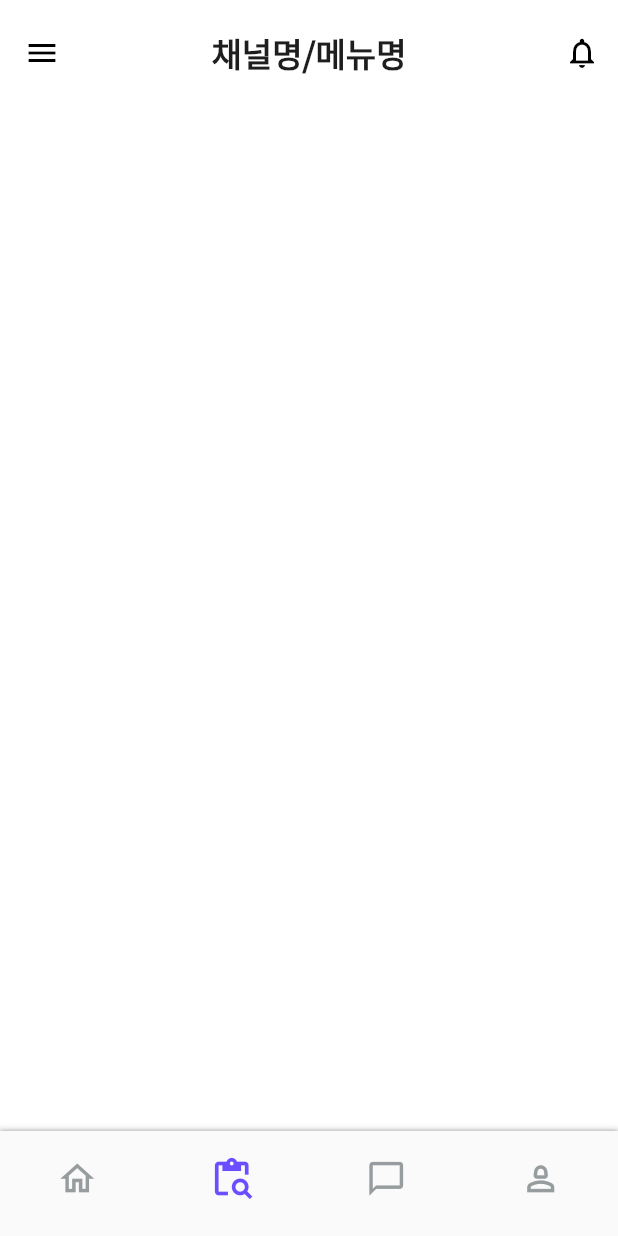
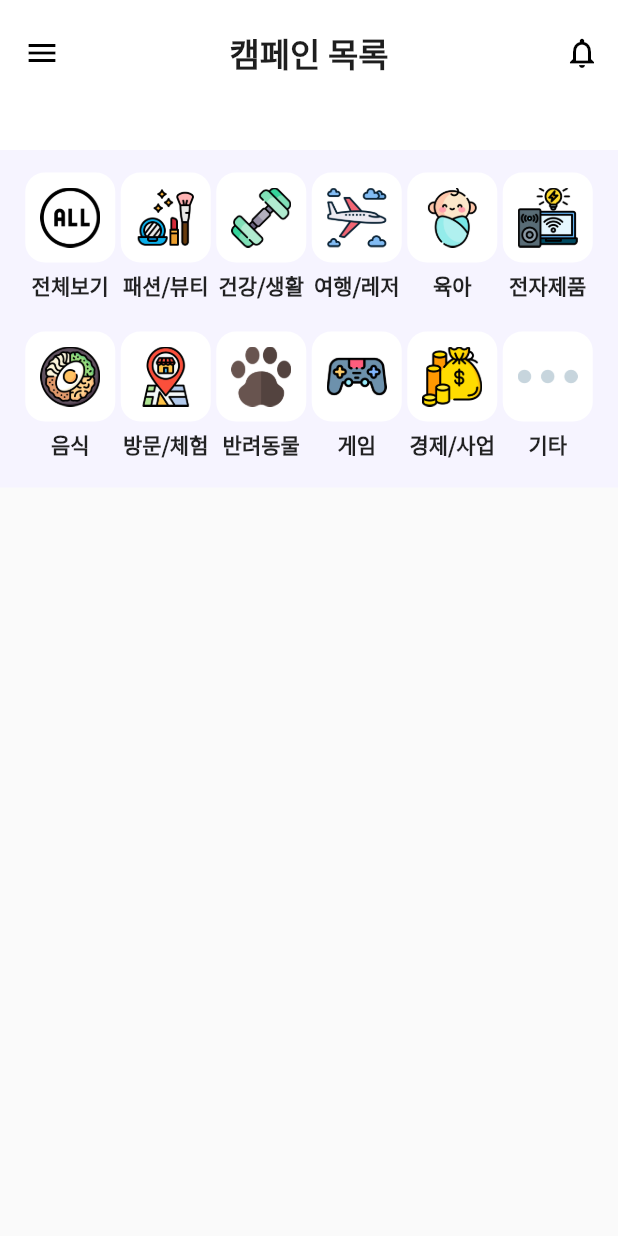
Before and after one commit to dontk1llme/CLOUT, a Flutter app: the screen it shows after launch, item 2 of the bottom bar chosen, on a phone screen of 412 x 824 dp. Run offline on Flutter 3.47's test engine with Material 2 defaults, Android fonts, the phone set to English and light mode, and no system bars; our stand-ins replace get.

Commit message:
Feat: Category 위젯 완료, 폰트 weight 설정 추가
- Category List 위젯 제작 완료
- NotoSansKR fontWeight별 파일 추가
- pubspec.yaml에 폰트 설정 추가

```diff
--- a/clout/lib/main.dart
+++ b/clout/lib/main.dart
@@ -1,10 +1,11 @@
 import 'package:flutter/material.dart';
+import 'package:get/get.dart';
 import 'widgets/nav_bar/nav_bar.dart';
 import 'widgets/header/header.dart';
 import 'style.dart' as style;
 
 void main() {
-  runApp(MaterialApp(
+  runApp(GetMaterialApp(
     theme: ThemeData(
       fontFamily: 'NotoSansKR',
     ),
@@ -48,6 +49,7 @@ class _MyAppState extends State<MyApp> {
               headerTitle: headerTitle,
               // 헤더 원하는거 번호를 header 변수에 넣고 headerTitle엔 메뉴명이나 채널명이 있을경우 넣어주면 나옴
             )),
+        // body: ,
         bottomNavigationBar:
             NavBar(tab: tab, setTab: setTab, setHeader: setHeader));
   }
--- a/clout/lib/screens/campaign_list/campaign_list.dart
+++ b/clout/lib/screens/campaign_list/campaign_list.dart
@@ -1,15 +1,31 @@
 import 'package:flutter/material.dart';
+import '../../widgets/category_list.dart';
+import '../../widgets/header/header.dart';
+import '../../style.dart' as style;
 
-class MyWidget extends StatefulWidget {
-  const MyWidget({super.key});
+class CampaignList extends StatefulWidget {
+  const CampaignList({super.key});
 
   @override
-  State<MyWidget> createState() => _MyWidgetState();
+  State<CampaignList> createState() => _MyCampaignList();
 }
 
-class _MyWidgetState extends State<MyWidget> {
+class _MyCampaignList extends State<CampaignList> {
   @override
   Widget build(BuildContext context) {
-    return const Placeholder();
+    return Scaffold(
+      appBar: PreferredSize(
+          preferredSize: Size.fromHeight(100),
+          child: Header(
+            header: 1,
+            headerTitle: '캠페인 목록',
+          )),
+      body: Column(
+        children: [
+          // Category 위젯 추가
+          CategoryList(),
+        ],
+      ),
+    );
   }
 }
--- a/clout/lib/widgets/category_list.dart
+++ b/clout/lib/widgets/category_list.dart
@@ -1,14 +1,81 @@
 import 'package:flutter/material.dart';
 
 class CategoryList extends StatelessWidget {
-  const CategoryList({super.key});
+  CategoryList({super.key});
+
+  // 이미지 파일 경로, 제목 리스트
+  final List<Map<String, String>> categoryData = [
+    {'path': 'assets/images/all.png', 'name': '전체보기'},
+    {'path': 'assets/images/cosmetics.png', 'name': '패션/뷰티'},
+    {'path': 'assets/images/barbell.png', 'name': '건강/생활'},
+    {'path': 'assets/images/airplane.png', 'name': '여행/레저'},
+    {'path': 'assets/images/baby.png', 'name': '육아'},
+    {'path': 'assets/images/electronics.png', 'name': '전자제품'},
+    {'path': 'assets/images/food.png', 'name': '음식'},
+    {'path': 'assets/images/location.png', 'name': '방문/체험'},
+    {'path': 'assets/images/paw.png', 'name': '반려동물'},
+    {'path': 'assets/images/game.png', 'name': '게임'},
+    {'path': 'assets/images/money.png', 'name': '경제/사업'},
+    {'path': 'assets/images/more.png', 'name': '기타'},
+  ];
 
   @override
   build(BuildContext context) {
     return Container(
-        width: double.infinity,
-        height: 200,
-        color: Color(0xffF6F4FF),
-        padding: EdgeInsets.all(30));
+      width: double.infinity,
+      height: 225,
+      color: Color(0xffF6F4FF),
+      padding: EdgeInsets.all(15),
+      child: Column(
+        children: [
+          Row(
+            mainAxisAlignment: MainAxisAlignment.spaceAround,
+            // 첫 번째 행의 이미지 버튼
+            children: _categoryButtons(0, 5),
+          ),
+          SizedBox(height: 20),
+          Row(
+            mainAxisAlignment: MainAxisAlignment.spaceAround,
+            // 두 번째 행 이미지 버튼
+            children: _categoryButtons(6, 11),
+          )
+        ],
+      ),
+    );
+  }
+
+  List<Widget> _categoryButtons(int startIndex, int lastIndex) {
+    // 이미지 버튼 위젯 리스트 생성
+    return List.generate(
+      lastIndex - startIndex + 1,
+      (index) => Column(
+        children: [
+          _categoryButton(categoryData[startIndex + index]['path']!),
+          Text(categoryData[startIndex + index]['name']!,
+              style: TextStyle(
+                fontWeight: FontWeight.w600,
+              )),
+        ],
+      ),
+    );
+  }
+
+  Widget _categoryButton(String imagePath) {
+    return InkWell(
+      onTap: () {
+        // 버튼 눌렀을 때 실행
+      },
+      child: Container(
+        width: 60, // 이미지버튼 너비
+        height: 60, // 이미지버튼 높이
+        padding: EdgeInsets.all(10),
+        margin: EdgeInsets.fromLTRB(0, 0, 0, 5),
+        decoration: BoxDecoration(
+          color: Colors.white, // 버튼 배경색
+          borderRadius: BorderRadius.circular(13), // 버튼 모서리
+        ),
+        child: Image.asset(imagePath), // 이미지 불러오기
+      ),
+    );
   }
 }
--- a/clout/lib/widgets/nav_bar/nav_bar.dart
+++ b/clout/lib/widgets/nav_bar/nav_bar.dart
@@ -1,5 +1,7 @@
 import 'package:flutter/material.dart';
+import 'package:get/get.dart';
 import '../../style.dart' as style;
+import '../../screens/campaign_list/campaign_list.dart';
 
 class NavBar extends StatelessWidget {
   NavBar({super.key, this.tab, this.setTab, this.setHeader});
@@ -26,9 +28,10 @@ class NavBar extends StatelessWidget {
         child: BottomNavigationBar(
           showSelectedLabels: false,
           showUnselectedLabels: false,
-          selectedIconTheme: IconThemeData(
-              color: style.colors['main1'], size: 30),
-          unselectedIconTheme: IconThemeData(color: style.colors['gray'], size: 27), //
+          selectedIconTheme:
+              IconThemeData(color: style.colors['main1'], size: 30),
+          unselectedIconTheme:
+              IconThemeData(color: style.colors['gray'], size: 27), //
           type: BottomNavigationBarType.fixed,
           items: [
             BottomNavigationBarItem(
@@ -45,6 +48,11 @@ class NavBar extends StatelessWidget {
             print(value);
             setTab(value);
             setHeader(value);
+
+            if (value == 1) {
+              Get.to(
+                  () => CampaignList()); // '목록' 아이콘을 눌렀을 때 CampaignList 페이지로 이동
+            }
           },
         ));
   }
```
Also changed, not shown: clout/lib/screens/clouter_list/clouter_list.dart (+21 -5 lines), clout/pubspec.yaml (+19 -0 lines), clout/pubspec.lock, 8 other files.
